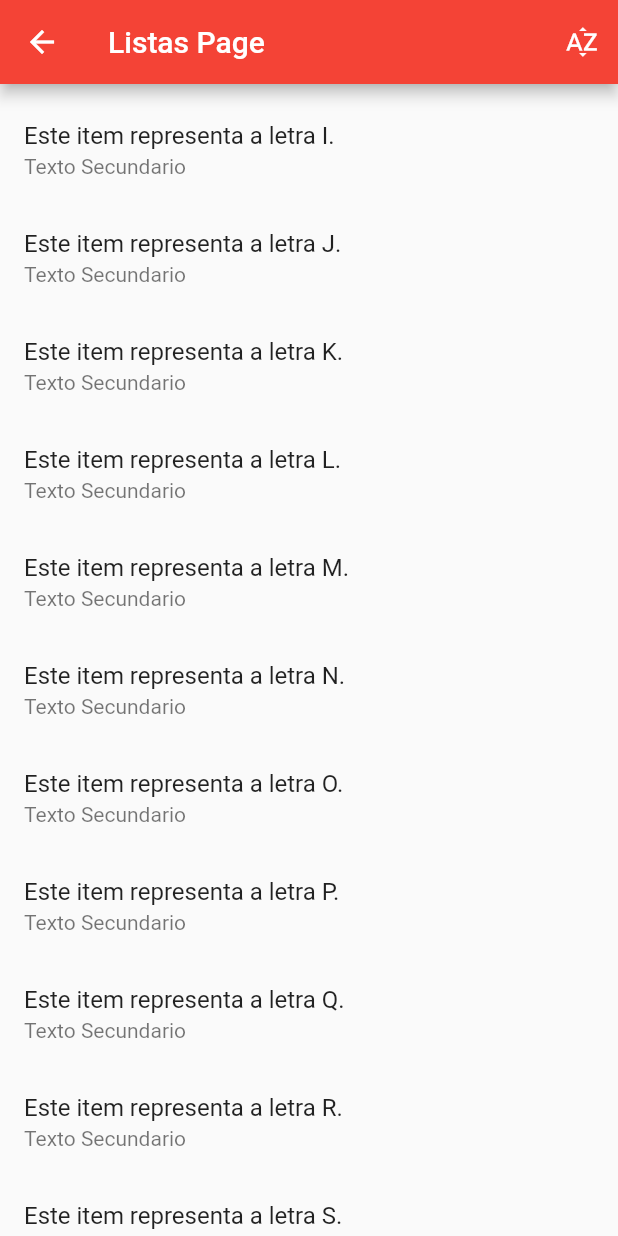
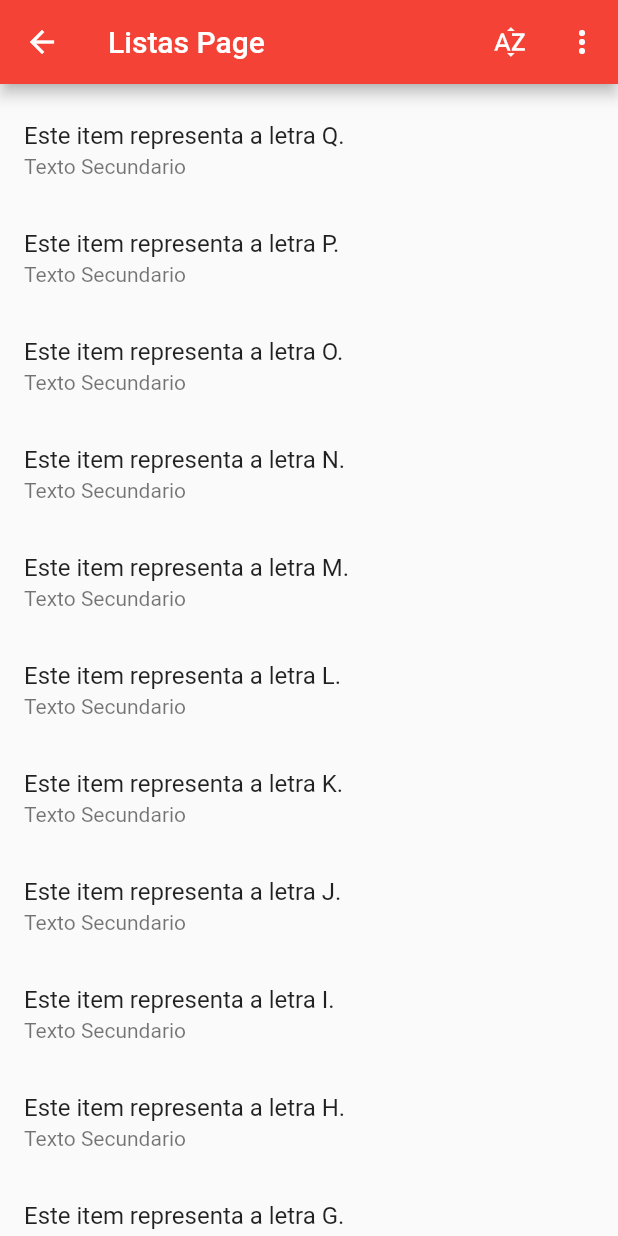
Before and after one commit to dosouza/jds_app, a Flutter app: the ListasPage screen opened directly, scrolled down 576 dp, after a tap on the "sort by alpha" icon, on a phone screen of 412 x 824 dp. Run offline on Flutter 3.47's test engine with Material 2 defaults, Android fonts, the phone set to English and light mode, and no system bars; network calls fail.

Commit message:
Treinamento de Listas

```diff
--- a/lib/listas_page.dart
+++ b/lib/listas_page.dart
@@ -11,7 +11,9 @@ class _ListasPageState extends State<ListasPage> {
     'A','B','C','D','E','F','G','H','I','J','K','L','M','N','O','P','Q','R','S','T','U','V','W','Y','Z'
   ];
 
-  @override
+  bool _ordemReversa = false;
+
+    @override
   Widget build(BuildContext context) {
 
     Iterable<Widget> listTiles = items.map((String item) => buildListTile(context, item));
@@ -23,6 +25,15 @@ class _ListasPageState extends State<ListasPage> {
         actions: <Widget>[
           IconButton(
             icon: const Icon(Icons.sort_by_alpha),
+            onPressed: () {
+              setState(() {
+                _ordemReversa = !_ordemReversa;
+                items.sort((String a, String b) => _ordemReversa ? b.compareTo(a) : a.compareTo(b));
+              });
+            },
+          ),
+          IconButton(
+            icon: const Icon(Icons.more_vert),
             onPressed: () {},
           )
         ],
```
